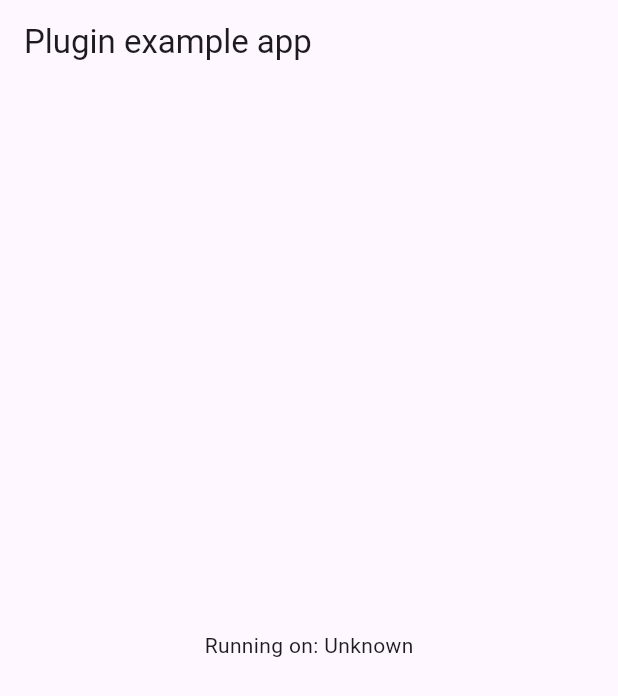
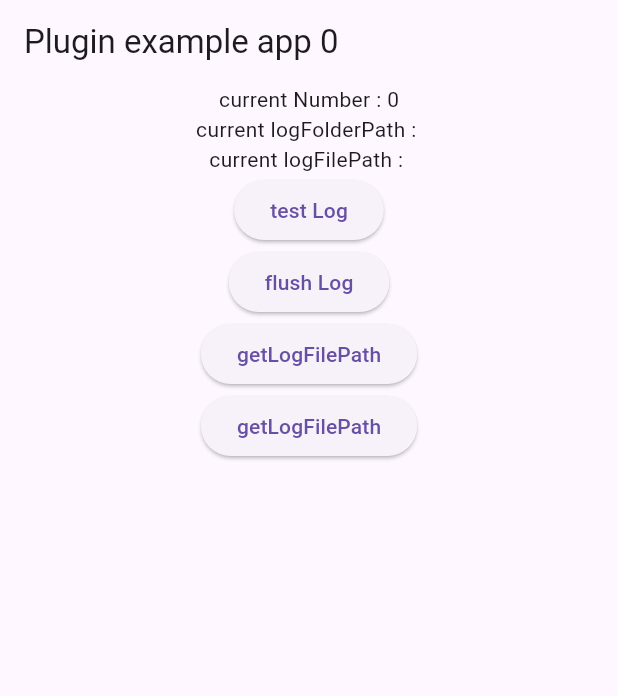
Before and after one commit to caibou/xlog_flutter, a Flutter app: the screen it shows after launch, on a phone screen of 412 x 824 dp. Shown: the top 696 px of the screen. Run offline on Flutter 3.47's test engine with Material 3 defaults, Android fonts, the phone set to English and light mode, and no system bars; our stand-ins replace stack_trace.

Commit message:
[Feature] xlog flutter 端调用实现

```diff
--- a/example/lib/main.dart
+++ b/example/lib/main.dart
@@ -1,7 +1,6 @@
+import 'package:flutter/material.dart';
+import 'package:xlog_flutter/export.dart';
 import 'dart:async';
-import 'package:flutter/material.dart';
-import 'package:flutter/services.dart';
-import 'package:xlog_flutter/export.dart';
 
 void main() {
   WidgetsFlutterBinding.ensureInitialized();
@@ -17,8 +16,9 @@ class MyApp extends StatefulWidget {
 }
 
 class _MyAppState extends State<MyApp> {
-  String _platformVersion = 'Unknown';
-  final _xlogFlutterPlugin = XlogFlutter();
+  int number = 0;
+  var logFolderPath = "";
+  var logFilePath = "";
 
   @override
   void initState() {
@@ -42,13 +42,43 @@ class _MyAppState extends State<MyApp> {
   Widget build(BuildContext context) {
     return MaterialApp(
       home: Scaffold(
-        appBar: AppBar(
-          title: const Text('Plugin example app'),
-        ),
-        body: Center(
-          child: Text('Running on: $_platformVersion\n'),
-        ),
-      ),
+          appBar: AppBar(
+            title: Text('Plugin example app ${number}'),
+          ),
+          body: Center(
+              child: Column(children: [
+            Text("current Number : $number"),
+            Text("current logFolderPath : $logFolderPath"),
+            Text("current logFilePath : $logFilePath"),
+            ElevatedButton(
+                onPressed: () {
+                  number += 1;
+                  XlogFlutter.print(message: "input content number:${number}");
+                  setState(() {});
+                },
+                child: const Text("test Log")),
+            ElevatedButton(
+                onPressed: () {
+                  XlogFlutter.flush();
+                },
+                child: const Text("flush Log")),
+            ElevatedButton(
+                onPressed: () {
+                  XlogFlutter.getLogFolderPath().then((result) {
+                    logFolderPath = result;
+                    setState(() {});
+                  });
+                },
+                child: const Text("getLogFilePath")),
+            ElevatedButton(
+                onPressed: () {
+                  XlogFlutter.getLogFilePath().then((result) {
+                    logFilePath = result;
+                    setState(() {});
+                  });
+                },
+                child: const Text("getLogFilePath")),
+          ]))),
     );
   }
 }
--- a/lib/src/xlog_flutter.dart
+++ b/lib/src/xlog_flutter.dart
@@ -47,9 +47,9 @@ class XlogFlutter {
         lineNumber: lineNumber);
   }
 
-  static Future<String?> getLogFilePath() => api.getLogFilePath();
+  static Future<String> getLogFilePath() => api.getLogFilePath();
 
-  static Future<String?> getLogFolderPath() => api.getLogFolderPath();
+  static Future<String> getLogFolderPath() => api.getLogFolderPath();
 
   static Future flush() => api.flush();
 }
--- a/pubspec.yaml
+++ b/pubspec.yaml
@@ -10,7 +10,6 @@ environment:
 dependencies:
   flutter:
     sdk: flutter
-  plugin_platform_interface: ^2.0.2
   stack_trace: ^1.9.3
 
 dev_dependencies:
```
